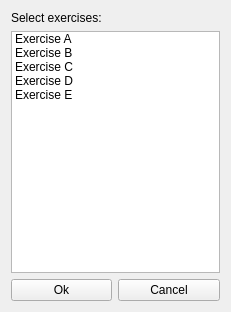
First picture: the form in downloadscreen.ui, repository TestMyQt/Qt-CreatorTMC, before the edit.
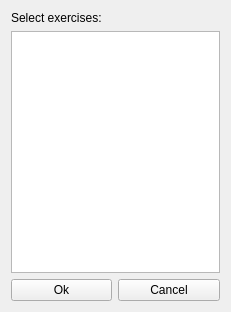
Second picture: the form after the edit.

Commit message: Switched back to core

What changed in the file:
```diff
--- a/downloadscreen.ui
+++ b/downloadscreen.ui
@@ -22,48 +22,7 @@
     </widget>
    </item>
    <item row="1" column="0" colspan="2">
-    <widget class="QListWidget" name="exerciselist">
-     <item>
-      <property name="text">
-       <string>Exercise A</string>
-      </property>
-      <property name="checkState">
-       <enum>Unchecked</enum>
-      </property>
-     </item>
-     <item>
-      <property name="text">
-       <string>Exercise B</string>
-      </property>
-      <property name="checkState">
-       <enum>Unchecked</enum>
-      </property>
-     </item>
-     <item>
-      <property name="text">
-       <string>Exercise C</string>
-      </property>
-      <property name="checkState">
-       <enum>Unchecked</enum>
-      </property>
-     </item>
-     <item>
-      <property name="text">
-       <string>Exercise D</string>
-      </property>
-      <property name="checkState">
-       <enum>Unchecked</enum>
-      </property>
-     </item>
-     <item>
-      <property name="text">
-       <string>Exercise E</string>
-      </property>
-      <property name="checkState">
-       <enum>Unchecked</enum>
-      </property>
-     </item>
-    </widget>
+    <widget class="QListWidget" name="exerciselist"/>
    </item>
    <item row="2" column="0">
     <widget class="QPushButton" name="okbutton">
```
The commit also changes 1 other file.
